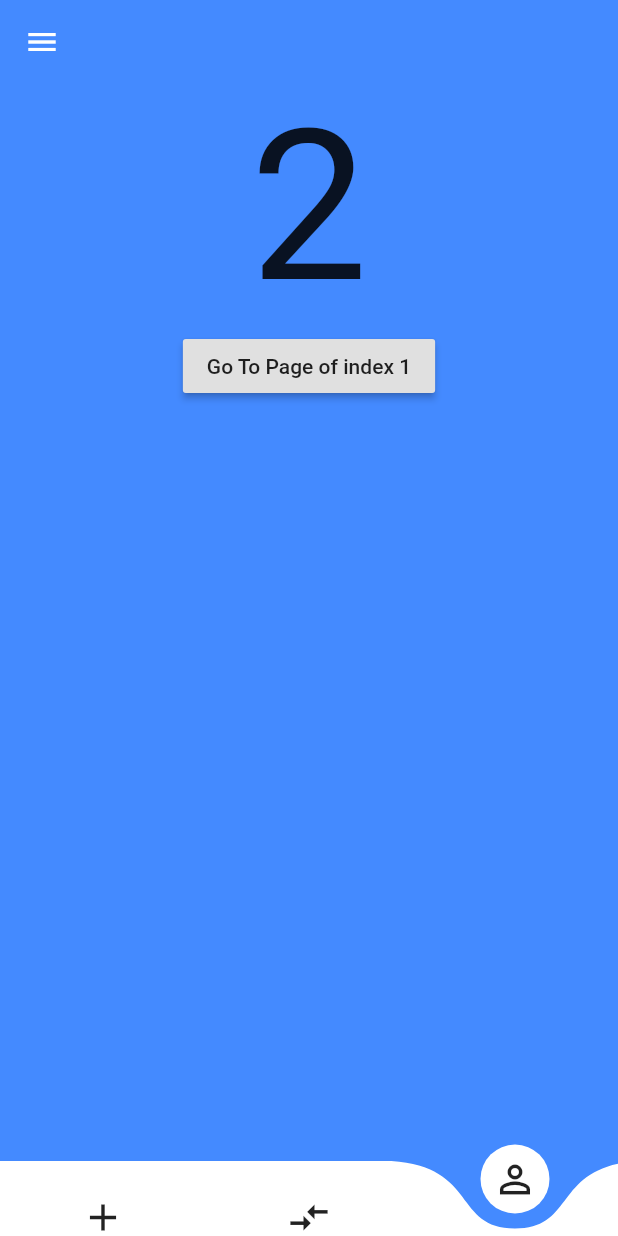
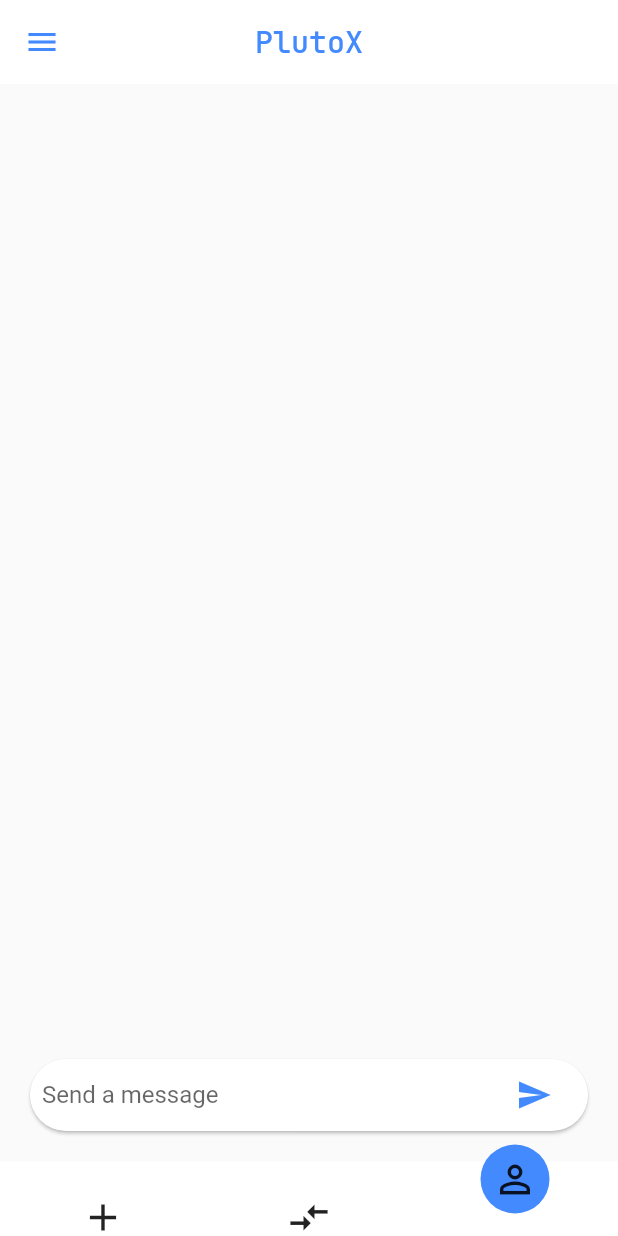
Before and after one commit to roverflow/PlutoX, a Flutter app: the screen it shows once a user with an empty profile is signed in, item 3 of the bottom bar chosen, on a phone screen of 412 x 824 dp. Run offline on Flutter 3.47's test engine with Material 2 defaults, Android fonts, the phone set to English and light mode, and no system bars; drawn by our look-alikes of curved_navigation_bar; our stand-ins replace firebase_auth, firebase_core, font_awesome_flutter, google_sign_in; missing offline and left inert: flutter_dialogflow; accounts and stored records are empty.

Commit message:
added bot

```diff
--- a/lib/MainPage/homeScreen.dart
+++ b/lib/MainPage/homeScreen.dart
@@ -1,5 +1,8 @@
 import 'package:flutter/material.dart';
 import 'package:curved_navigation_bar/curved_navigation_bar.dart';
+import 'package:plutox/PagesMainPage/ChatBot.dart';
+import 'package:plutox/PagesMainPage/DoctorChatController.dart';
+import 'package:plutox/PagesMainPage/RecordsController.dart';
 import 'package:plutox/login/google_signin.dart';
 import 'package:plutox/main.dart';
 import 'package:provider/provider.dart';
@@ -28,23 +31,48 @@ import 'package:provider/provider.dart';
 //   }
 // }
 
-class BottomNavBar extends StatefulWidget {
+class MainPage extends StatefulWidget {
   @override
-  _BottomNavBarState createState() => _BottomNavBarState();
+  _MainPageState createState() => _MainPageState();
 }
 
-class _BottomNavBarState extends State<BottomNavBar> {
-  int _page = 0;
+class _MainPageState extends State<MainPage> {
   GlobalKey _bottomNavigationKey = GlobalKey();
+
+  PageController _pageController;
+
+  int _Page = 0;
+
+  @override
+  void initState() {
+    super.initState();
+    _pageController = PageController();
+  }
 
   @override
   Widget build(BuildContext context) {
     return Scaffold(
       appBar: AppBar(
         elevation: 0,
-          backgroundColor: Colors.blueAccent,
+        backgroundColor: Colors.white,
+        centerTitle: true,
+        title: Text(
+          "PlutoX",
+          style: TextStyle(fontFamily: 'JetBrains', color: Colors.blueAccent),
+        ),
+        iconTheme: IconThemeData(color: Colors.blueAccent),
       ),
       drawer: new Drawer(),
+      body: PageView(
+        physics: new NeverScrollableScrollPhysics(),
+        controller: _pageController,
+        children: <Widget>[RecordsController(), DoctorChat(), Chatbot()],
+        onPageChanged: (int index) {
+          setState(() {
+            _pageController.jumpToPage(index);
+          });
+        },
+      ),
       bottomNavigationBar: CurvedNavigationBar(
         key: _bottomNavigationKey,
         index: 0,
@@ -55,33 +83,16 @@ class _BottomNavBarState extends State<BottomNavBar> {
           Icon(Icons.perm_identity, size: 30),
         ],
         color: Colors.white,
-          buttonBackgroundColor: Colors.white,
-          backgroundColor: Colors.blueAccent,
+        buttonBackgroundColor: Colors.blueAccent,
+        backgroundColor: Colors.white,
         animationCurve: Curves.easeInOut,
-          animationDuration: Duration(milliseconds: 600),
+        animationDuration: Duration(milliseconds: 250),
         onTap: (index) {
           setState(() {
-              _page = index;
+            _pageController.jumpToPage(index);
           });
         },
       ),
-        body: Container(
-          color: Colors.blueAccent,
-          child: Center(
-            child: Column(
-              children: <Widget>[
-                Text(_page.toString(), textScaleFactor: 10.0),
-                RaisedButton(
-                  child: Text('Go To Page of index 1'),
-                  onPressed: () {
-                    final CurvedNavigationBarState navBarState =
-                        _bottomNavigationKey.currentState;
-                    navBarState.setPage(1);
-                  },
-                )
-              ],
-            ),
-          ),
-        ));
+    );
   }
 }
--- /dev/null
+++ b/lib/PagesMainPage/ChatBot.dart
@@ -0,0 +1,113 @@
+// import 'package:flutter/cupertino.dart';
+
+// class Chatbot extends StatelessWidget {
+//   const Chatbot({Key key}) : super(key: key);
+
+//   @override
+//   Widget build(BuildContext context) {
+//     return Container(
+//       child: Center(
+//         child: Text("data3"),
+//       ),
+//     );
+//   }
+// }
+
+import 'package:flutter/material.dart';
+
+import 'package:flutter_dialogflow/dialogflow_v2.dart';
+
+import 'chatbot/message.dart';
+
+class Chatbot extends StatefulWidget {
+  Chatbot({Key key, this.title}) : super(key: key);
+
+  final String title;
+
+  @override
+  _ChatbotState createState() => new _ChatbotState();
+}
+
+class _ChatbotState extends State<Chatbot> {
+  final List<Facts> messageList = <Facts>[];
+  final TextEditingController _textController = new TextEditingController();
+
+  Widget _queryInputWidget(BuildContext context) {
+    return Card(
+      margin: EdgeInsets.all(20),
+      shape: RoundedRectangleBorder(
+          borderRadius: BorderRadius.all(Radius.circular(30))),
+      child: Padding(
+        padding: const EdgeInsets.only(left: 8.0, right: 8),
+        child: Row(
+          children: <Widget>[
+            Flexible(
+              child: TextField(
+                controller: _textController,
+                onSubmitted: _submitQuery,
+                decoration:
+                    InputDecoration.collapsed(hintText: "Send a message"),
+              ),
+            ),
+            Container(
+              margin: EdgeInsets.symmetric(horizontal: 4.0),
+              child: IconButton(
+                  icon: Icon(
+                    Icons.send,
+                    color: Colors.blueAccent,
+                  ),
+                  onPressed: () => _submitQuery(_textController.text)),
+            ),
+          ],
+        ),
+      ),
+    );
+  }
+
+  void agentResponse(query) async {
+    _textController.clear();
+    AuthGoogle authGoogle =
+        await AuthGoogle(fileJson: "assets/plutox-bot.json").build();
+    Dialogflow dialogFlow =
+        Dialogflow(authGoogle: authGoogle, language: Language.english);
+    AIResponse response = await dialogFlow.detectIntent(query);
+    Facts message = Facts(
+      text: response.getMessage() ??
+          CardDialogflow(response.getListMessage()[0]).title,
+      name: "Flutter",
+      type: false,
+    );
+    setState(() {
+      messageList.insert(0, message);
+    });
+  }
+
+  void _submitQuery(String text) {
+    _textController.clear();
+    Facts message = new Facts(
+      text: text,
+      name: "User",
+      type: true,
+    );
+    setState(() {
+      messageList.insert(0, message);
+    });
+    agentResponse(text);
+  }
+
+  @override
+  Widget build(BuildContext context) {
+    return Scaffold(
+      body: Column(children: <Widget>[
+        Flexible(
+            child: ListView.builder(
+          padding: EdgeInsets.all(8.0),
+          reverse: true, //To keep the latest messages at the bottom
+          itemBuilder: (_, int index) => messageList[index],
+          itemCount: messageList.length,
+        )),
+        _queryInputWidget(context),
+      ]),
+    );
+  }
+}
--- a/lib/login/pageStreamer.dart
+++ b/lib/login/pageStreamer.dart
@@ -22,7 +22,7 @@ class HomePage extends StatelessWidget {
               } else if (snapshot.hasData) {
                 //return LoggedInWidget();
                 //return HomeScreen();
-                return BottomNavBar();
+                return MainPage();
               } else {
                 return SignUpWidget();
               }
--- a/pubspec.yaml
+++ b/pubspec.yaml
@@ -55,7 +55,8 @@ flutter:
   uses-material-design: true
 
   # To add assets to your application, add an assets section, like this:
-  # assets:
+  assets:
+    - assets/plutox-bot.json
   #   - images/a_dot_burr.jpeg
   #   - images/a_dot_ham.jpeg
   # An image asset can refer to one or more resolution-specific "variants", see
```
Also changed, not shown: assets/plutox-bot.json (added, +12 -0 lines), lib/PagesMainPage/DoctorChatController.dart (added, +14 -0 lines), lib/PagesMainPage/RecordsController.dart (added, +14 -0 lines), lib/PagesMainPage/chatbot/message.dart (added, +90 -0 lines). Lines whose indentation alone changed are shown as unchanged.
